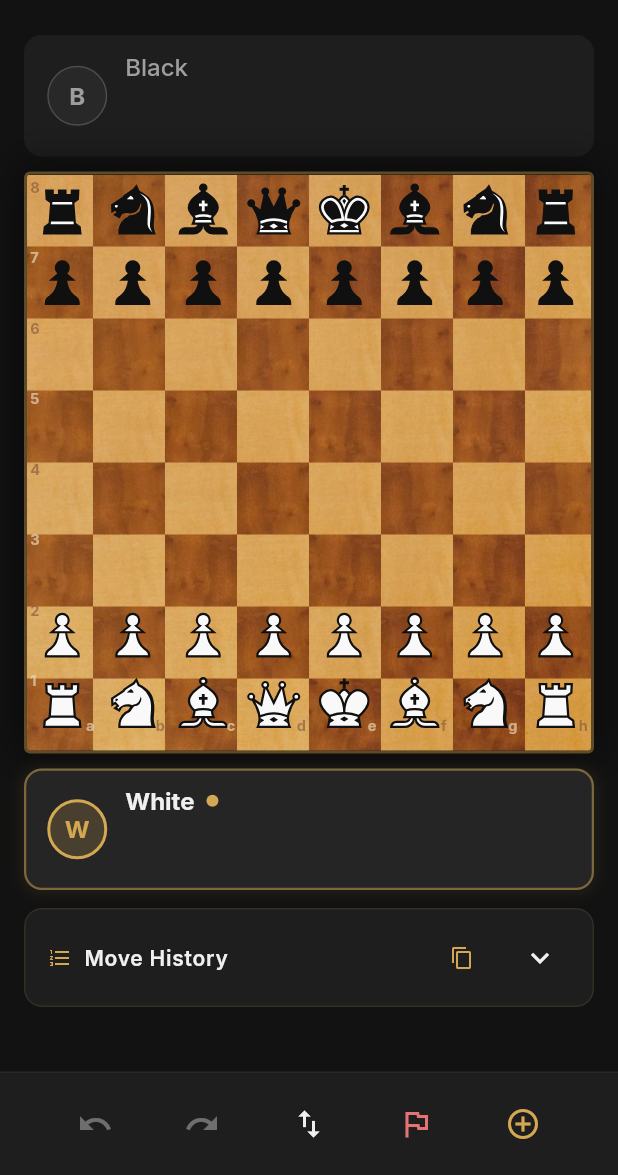
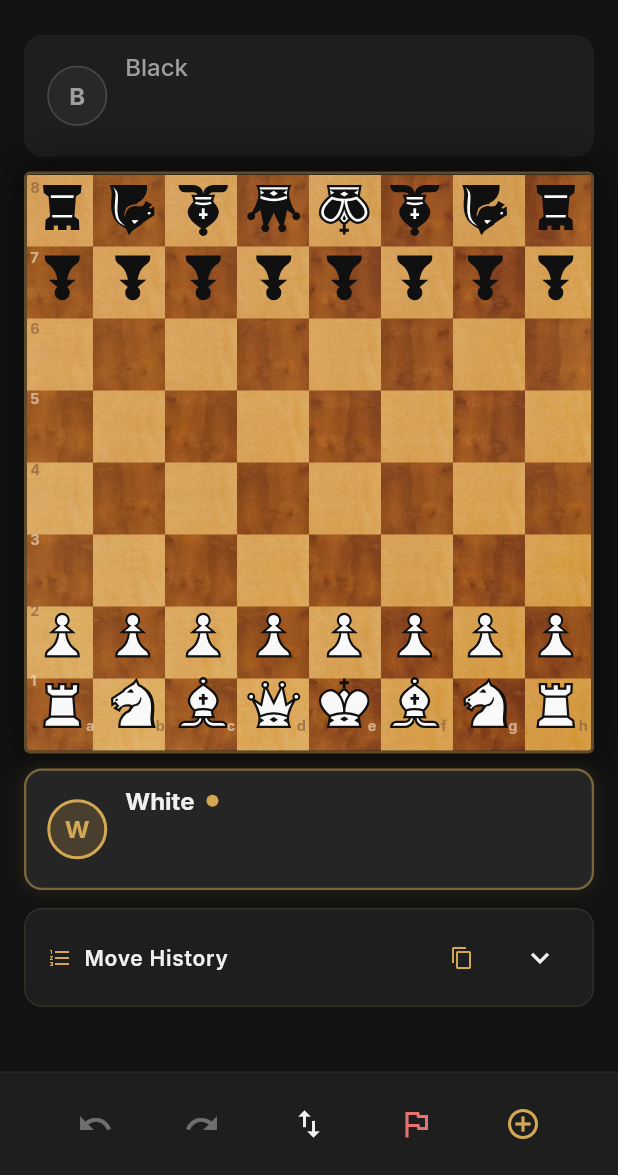
Before and after one commit to adeel26khan/royalgambit, a Flutter app: the GameScreen screen opened by its route, on a phone screen of 412 x 824 dp, the part 61-1236 px from its top. Run offline on Flutter 3.47's test engine with Material 3 defaults, Android fonts, the phone set to English and light mode, and no system bars; our stand-ins replace audioplayers, flutter_riverpod, flutter_svg, google_fonts, google_mobile_ads, package_info_plus and 1 more; missing offline and left inert: in_app_update; accounts and stored records are empty; network calls fail.

Commit message:
Fix app name formatting, local 2-player piece orientation, and bump version to 1.0.7+8

```diff
--- a/lib/presentation/widgets/board/board_square.dart
+++ b/lib/presentation/widgets/board/board_square.dart
@@ -293,6 +293,17 @@ class _BoardSquareState extends State<BoardSquare>
     final isCurrentPlayer = piece.color == widget.game.currentTurn;
     final canDrag = isCurrentPlayer && !widget.game.isGameOver;
 
+    // Rotate pieces 180° ONLY when playing local 2-player mode and piece belongs to the top player
+    final bool shouldRotate = widget.game.mode == GameMode.local2Player &&
+        piece.color == (widget.isFlipped ? PieceColor.white : PieceColor.black);
+
+    Widget wrapRotation(Widget pieceChild) {
+      if (shouldRotate) {
+        return RotatedBox(quarterTurns: 2, child: pieceChild);
+      }
+      return pieceChild;
+    }
+
     if (canDrag) {
       return Draggable<Square>(
         data: widget.square,
@@ -301,7 +312,8 @@ class _BoardSquareState extends State<BoardSquare>
           color: Colors.transparent,
           child: Opacity(
             opacity: 0.85,
-            child: PieceWidget(
+            child: wrapRotation(
+              PieceWidget(
                 type: piece.type,
                 color: piece.color,
                 size: pieceSize * 1.3,
@@ -310,9 +322,11 @@ class _BoardSquareState extends State<BoardSquare>
               ),
             ),
           ),
+        ),
         childWhenDragging: Opacity(
           opacity: 0.3,
-          child: PieceWidget(
+          child: wrapRotation(
+            PieceWidget(
               type: piece.type,
               color: piece.color,
               size: pieceSize,
@@ -320,22 +334,27 @@ class _BoardSquareState extends State<BoardSquare>
               pieceTheme: widget.pieceTheme,
             ),
           ),
-        child: PieceWidget(
+        ),
+        child: wrapRotation(
+          PieceWidget(
             type: piece.type,
             color: piece.color,
             size: pieceSize,
             selected: widget.isSelected,
             pieceTheme: widget.pieceTheme,
           ),
+        ),
       );
     }
 
-    return PieceWidget(
+    return wrapRotation(
+      PieceWidget(
         type: piece.type,
         color: piece.color,
         size: pieceSize,
         selected: false,
         pieceTheme: widget.pieceTheme,
+      ),
     );
   }
 }
--- a/pubspec.yaml
+++ b/pubspec.yaml
@@ -2,7 +2,7 @@ name: royalgambit
 description: "Royal Gambit — A fully-featured cross-platform chess game."
 publish_to: 'none'
 
-version: 1.0.6+7
+version: 1.0.7+8
 
 environment:
   sdk: ^3.11.1
```
Also changed, not shown: 8 other files. Lines whose indentation alone changed are shown as unchanged.
